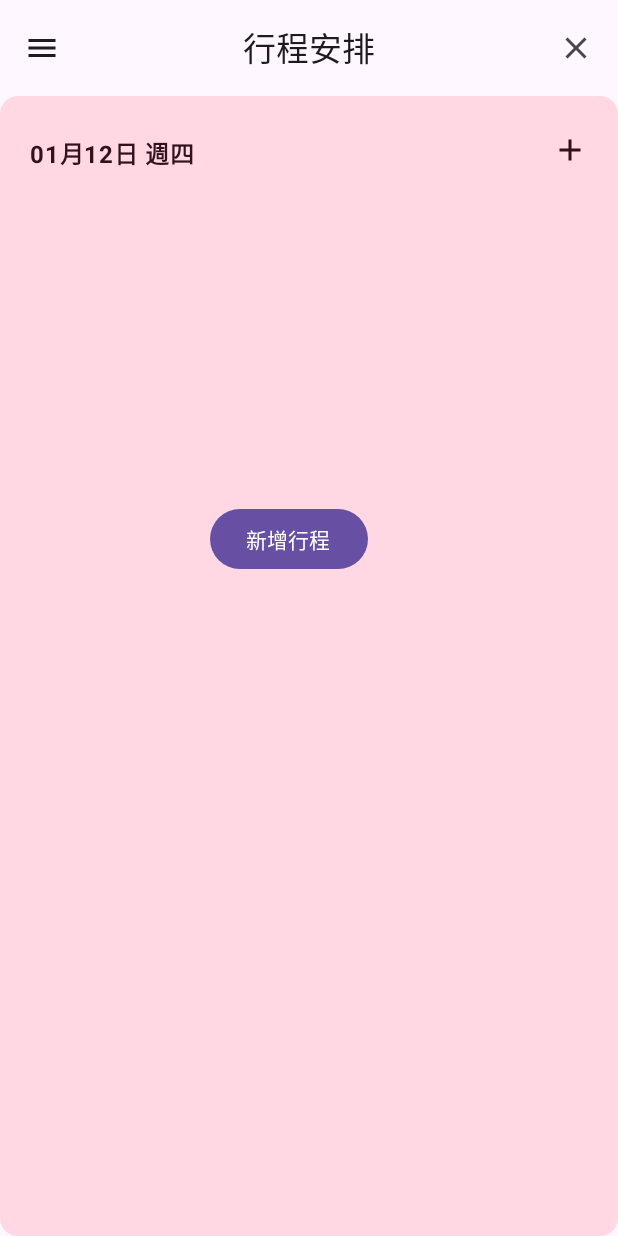
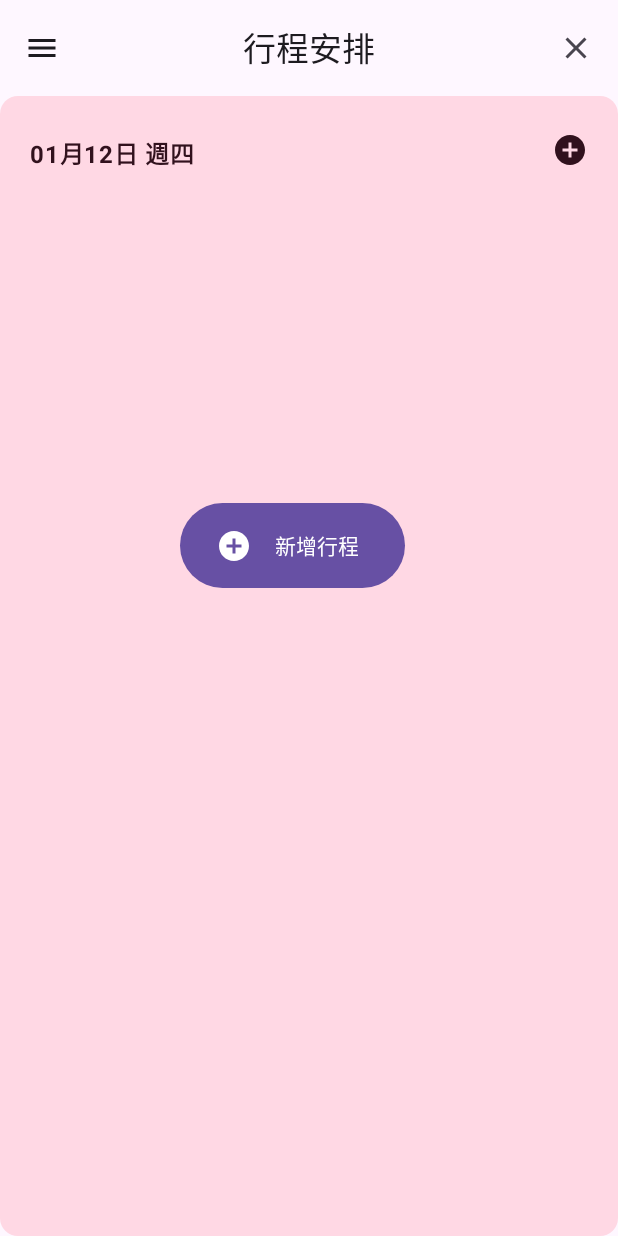
Before and after one commit to ez945y/MSchedule, an Android app built with Jetpack Compose: the screen it shows after launch (MainActivity), after a tap on "12", on a phone screen of 412 x 824 dp. Run offline under Robolectric (Android 15) with nearby library versions, the phone set to English and light mode, and no system bars; our stand-ins replace Dagger/Hilt's generated code, accompanist.

Commit message:
write calendar fun and and guestrue control month

```diff
--- a/app/src/main/java/com/example/mschedule/MainActivity.kt
+++ b/app/src/main/java/com/example/mschedule/MainActivity.kt
@@ -69,7 +69,6 @@ class MainActivity : ComponentActivity() {
                         ) {
                             composable(route = DrawerScreens.Main.route) {
                                 MainScreen(
-                                    onAddScheduleClick = {navController.navigate("Add")},
                                     navController = navController,
                                     openDrawer = {
                                         openDrawer()
@@ -107,7 +106,6 @@ class MainActivity : ComponentActivity() {
                             }
                             composable(DrawerScreens.Help.route) {
                                 Help(
-                                    navController = navController
                                 )
                             }
                             composable(DrawerScreens.Day.route+"/{dateID}") { backStackEntry ->
--- a/app/src/main/java/com/example/mschedule/entity/DB.kt
+++ b/app/src/main/java/com/example/mschedule/entity/DB.kt
@@ -114,6 +114,17 @@ fun db_delete(id:Int, context: Context) {
     wdb.execSQL("DELETE FROM itemList WHERE itemList._ID = $id;")
 }
 
+fun db_Check(date: LocalDate, context: Context):Boolean {
+    val dbHelper = FeedReaderDbHelper(context)
+    val rdb = dbHelper.readableDatabase
+    val c: Cursor =
+        rdb.rawQuery("SELECT * FROM itemList WHERE itemList.startTime ='$date'", //WHERE $date >= itemList.startTime AND $date <= itemList.startTime
+            null)
+    if (c.count > 0){
+        return true
+    }
+    return false
+}
 fun db_Select(date: LocalDate, context: Context) {
     val dbHelper = FeedReaderDbHelper(context)
     val rdb = dbHelper.readableDatabase
--- a/app/src/main/java/com/example/mschedule/entity/Month.kt
+++ b/app/src/main/java/com/example/mschedule/entity/Month.kt
@@ -8,4 +8,68 @@ data class Month(
         listOf("22", "23", "24", "25", "26", "27", "28"),
         listOf("29", "30", "31", "1", "2", "3", "4"),
     ),
+    val m2: List<List<String>> = listOf(
+        listOf("29", "30", "31", "1", "2", "3", "4"),
+        listOf("5", "6", "7", "8", "9", "10", "11"),
+        listOf("12", "13", "14", "15", "16", "17", "18"),
+        listOf("19", "20", "21", "22", "23", "24", "25"),
+        listOf("26", "27", "28", "1", "2", "3", "4"),
+    ),
 )
+
+class Months() : ArrayList<ArrayList<String>>() {
+    private val ms: Map<Int, Int> = mapOf(0 to 35,1 to 31,
+        2 to 28,
+        3 to 31,
+        4 to 30,
+        5 to 31,
+        6 to 30,
+        7 to 31,
+        8 to 31,
+        9 to 30,
+        10 to 31,
+        11 to 30,
+        12 to 31)
+    fun addMoon(moon: Int):Int{
+        var res = 0
+        for(i in 0 .. moon){
+            res += ms[i]!!
+        }
+        return res
+    }
+    fun getMoon(moon: Int): ArrayList<ArrayList<String>> {
+
+        var sm = arrayListOf<ArrayList<String>>()
+        var sw = arrayListOf<String>()
+
+        val a = addMoon(moon-1) % 7
+        val pre = ms[moon - 1]!! - a + 1
+            for (i in pre..ms[moon - 1]!!) {
+                sw.add(i.toString())
+            }
+            for (i in 1..(7-a)) {
+                sw.add(i.toString())
+            }
+
+
+        sm.add(sw.clone() as ArrayList<String>)
+        sw.clear()
+
+        for (i in ((7-a) + 1)..ms[moon]!!) { //ms[moon]!!
+            sw.add(i.toString())
+            if (sw.size % 7 == 0) {
+                sm.add(sw.clone() as ArrayList<String>)
+                sw.clear()
+            }
+        }
+
+        if (sw.size != 0) {
+            for (i in 1..(7 - sw.size)) {
+                sw.add(i.toString())
+            }
+            sm.add(sw)
+        }
+
+        return sm
+    }
+}
--- a/app/src/main/java/com/example/mschedule/screen/Add.kt
+++ b/app/src/main/java/com/example/mschedule/screen/Add.kt
@@ -177,7 +177,7 @@ fun AddScreen(
                             TextField(
                                 value = info.value,
                                 onValueChange = { info.value = it },
-                                placeholder={ Text(text="$placeholder[idx]")},
+                                placeholder={ Text(text=placeholder[idx])},
                                 textStyle = MaterialTheme.typography.titleSmall,
                             )
 
--- a/app/src/main/java/com/example/mschedule/screen/DayScreen.kt
+++ b/app/src/main/java/com/example/mschedule/screen/DayScreen.kt
@@ -9,12 +9,14 @@ import androidx.compose.material.icons.Icons
 import androidx.compose.material.icons.filled.Delete
 import androidx.compose.material.icons.filled.Edit
 import androidx.compose.material.icons.outlined.Add
+import androidx.compose.material.icons.outlined.AddCircle
 import androidx.compose.material3.*
 import androidx.compose.runtime.Composable
 import androidx.compose.runtime.mutableStateOf
 import androidx.compose.runtime.remember
 import androidx.compose.ui.Alignment
 import androidx.compose.ui.Modifier
+import androidx.compose.ui.modifier.modifierLocalConsumer
 import androidx.compose.ui.platform.LocalContext
 import androidx.compose.ui.text.font.FontWeight
 import androidx.compose.ui.text.style.TextAlign
@@ -80,7 +82,7 @@ fun DayScreen(
                                 })
                             }
                     )
-                    Icon(Icons.Outlined.Add,
+                    Icon(Icons.Outlined.AddCircle,
                         contentDescription = null,
                         modifier = Modifier
                             .padding(end = 20.dp)
@@ -88,9 +90,12 @@ fun DayScreen(
                 }
                 if (scheduleList.isEmpty()) {
                     Button(modifier = Modifier
-                        .padding(top = 200.dp, start = 140.dp),
+                        .padding(top = 200.dp, start = 120.dp),
                         onClick = { navController.navigate("Add/$dateId") }) {
-                        Text("新增行程")
+                        Icon(Icons.Outlined.AddCircle,
+                            contentDescription = null,
+                        modifier = Modifier.padding(end = 15.dp))
+                        Text("新增行程",modifier = Modifier.padding(end = 5.dp).padding(vertical = 10.dp))
                     }
                 } else {
                     Divider(color = MaterialTheme.colorScheme.secondary,
@@ -124,7 +129,7 @@ fun ScheduleItemDisplay(schedule: ScheduleItem, navController: NavController,con
             verticalAlignment = Alignment.CenterVertically,
         ) {
             Text(
-                text = "$schedule.title.value",
+                text = schedule.title.value,
                 textAlign = TextAlign.Center,
                 modifier = Modifier.padding(start = 20.dp),
             )
--- a/app/src/main/java/com/example/mschedule/screen/Drawer.kt
+++ b/app/src/main/java/com/example/mschedule/screen/Drawer.kt
@@ -13,14 +13,14 @@ import androidx.compose.ui.text.style.TextAlign
 import androidx.compose.ui.unit.dp
 
 sealed class DrawerScreens(val title: String, val route: String) {
-    object Main : DrawerScreens("Main", "Main")
+    object Main : DrawerScreens("行事曆", "Main")
     object Add : DrawerScreens("Add", "Add")
     object Edit : DrawerScreens("Edit", "Edit")
-    object Home : DrawerScreens("Home", "home")
-    object Account : DrawerScreens("Account", "account")
-    object Help : DrawerScreens("Help", "help")
+    object Home : DrawerScreens("測試", "home")
+    object Account : DrawerScreens("會員", "account")
+    object Help : DrawerScreens("幫助", "help")
     object Day : DrawerScreens("Day", "Day")
-    object Login : DrawerScreens("Login", "Login")
+    object Login : DrawerScreens("會員", "Login")
     object Register : DrawerScreens("Register", "Register")
 }
 
--- a/app/src/main/java/com/example/mschedule/screen/MScaffold.kt
+++ b/app/src/main/java/com/example/mschedule/screen/MScaffold.kt
@@ -13,9 +13,9 @@ import androidx.compose.ui.unit.dp
 @OptIn(ExperimentalMaterial3Api::class)
 @Composable
 fun MTopBar(
-    title:String,
+    title: String,
     onSearchBarClick: () -> Unit,
-    icon:String="s",
+    icon: String = "s",
     onButtonClicked: () -> Unit,
 ) {
     CenterAlignedTopAppBar(
@@ -42,13 +42,13 @@ fun MTopBar(
 }
 
 @Composable
-fun MBottomBar() {
+fun MBottomBar(onAddScheduleClick:()->Unit) {
     BottomAppBar {
         IconButton(onClick = { /*TODO*/ }, modifier = Modifier.weight(1f)) {
             Icon(Icons.Filled.Edit, null)
         }
-        IconButton(onClick = { /*TODO*/ }, modifier = Modifier.weight(1f)) {
-            Icon(Icons.Filled.Build, null)
+        IconButton(onClick = { onAddScheduleClick()}, modifier = Modifier.weight(1f)) {
+            Icon(Icons.Filled.Add, null)
         }
         IconButton(onClick = { /*TODO*/ }, modifier = Modifier.weight(1f)) {
             Icon(Icons.Filled.Share, null)
--- a/app/src/main/java/com/example/mschedule/screen/MainScreen.kt
+++ b/app/src/main/java/com/example/mschedule/screen/MainScreen.kt
@@ -5,6 +5,9 @@ import android.content.Context
 import android.os.Build
 import androidx.annotation.RequiresApi
 import androidx.compose.foundation.clickable
+import androidx.compose.foundation.gestures.Orientation
+import androidx.compose.foundation.gestures.rememberScrollableState
+import androidx.compose.foundation.gestures.scrollable
 import androidx.compose.foundation.layout.*
 import androidx.compose.foundation.lazy.LazyColumn
 import androidx.compose.foundation.lazy.LazyRow
@@ -28,6 +31,7 @@ import com.example.mschedule.entity.*
 import com.example.mschedule.ui.theme.MScheduleTheme
 import com.google.accompanist.systemuicontroller.rememberSystemUiController
 import java.time.LocalDate
+import java.time.ZoneId
 import java.time.format.DateTimeFormatter
 import java.util.*
 
@@ -53,26 +57,49 @@ fun datePicker(
 @OptIn(ExperimentalMaterial3Api::class)
 @Composable
 fun MainScreen(
-    onAddScheduleClick: () -> Unit,
-    navController:NavController,
+    navController: NavController,
     openDrawer: () -> Unit,
 ) {
     val localDate = remember { mutableStateOf(LocalDate.now()) }
     val formatter = DateTimeFormatter.ofPattern("yyyy年MM月", Locale.TAIWAN)
+    val formatterMonth = DateTimeFormatter.ofPattern("MM", Locale.TAIWAN)
     val context = LocalContext.current
     val textState = remember { mutableStateOf(TextFieldValue("")) }
     var showAlertDialog by remember { mutableStateOf(false) }
     val systemUiController = rememberSystemUiController() //設定導航欄透明色
     val year = "2023"
-    val moon = "1"
+    val monthNum = remember {
+        mutableStateOf(localDate.value.format(formatterMonth).toInt())
+    }
+    val months = Months()
+    val month = months.getMoon(monthNum.value)
+
+    val horizontalCount = remember {
+        mutableStateOf(0.0)
+    }
+    val state = rememberScrollableState {
+        horizontalCount.value += it
+        if(horizontalCount.value<-400.0 && monthNum.value<12){
+            monthNum.value+=1
+            horizontalCount.value = 0.0
+
+        }
+        if(horizontalCount.value>400.0 && monthNum.value>1){
+            monthNum.value-=1
+            horizontalCount.value = 0.0
+        }
+        it
+    }
     systemUiController.setNavigationBarColor(Color.Transparent, darkIcons = false)
     Scaffold(
         topBar = {
             if (showAlertDialog) {
                 textState.value = TextFieldValue("")
                 Column {
-                    Card(colors =CardDefaults.cardColors(containerColor = MaterialTheme.colorScheme.surfaceVariant)) {
-                        Spacer(modifier = Modifier.fillMaxWidth().size(0.dp,37.dp))
+                    Card(colors = CardDefaults.cardColors(containerColor = MaterialTheme.colorScheme.surfaceVariant)) {
+                        Spacer(modifier = Modifier
+                            .fillMaxWidth()
+                            .size(0.dp, 37.dp))
                     }
                     SearchScreen(textState) { showAlertDialog = false }
                 }
@@ -80,13 +107,12 @@ fun MainScreen(
                 MTopBar("日常", { showAlertDialog = true }, "s", openDrawer)
             }
         },
-        floatingActionButton = {
-            FloatingActionButton(onClick = { onAddScheduleClick() }, content = {
-                Icon(Icons.Filled.Add, null)
+        bottomBar = {
+            MBottomBar(onAddScheduleClick = {
+                navController.navigate("Add/${
+                    localDate.value.format(DateTimeFormatter.ofPattern("yyyy-MM-dd"))
+                }")
             })
-        },
-        bottomBar = {
-            MBottomBar()
         },
     ) { contentPadding ->
         Box(modifier = Modifier
@@ -110,7 +136,7 @@ fun MainScreen(
                         Icon(Icons.Filled.ArrowBack,
                             modifier = Modifier.clickable {},
                             contentDescription = null)
-                        Text(text = localDate.value.format(formatter),
+                        Text(text = "2023年 ${monthNum.value} 月",
                             textAlign = TextAlign.Center,
                             modifier = Modifier
                                 .padding(start = 30.dp, end = 30.dp)
@@ -132,37 +158,20 @@ fun MainScreen(
                         .padding(horizontal = 18.dp))
                 WeekItem()
                 //日曆
-                val months = Month()
-                Box {
-                    LazyColumn(modifier = Modifier.padding(horizontal = 8.dp)) {
-                        items(months.m) { m ->
+
+                LazyColumn(modifier = Modifier.padding(horizontal = 8.dp).scrollable(
+                    state = state, orientation = Orientation.Horizontal,
+                )) {
+                    items(month) { m ->
                         Divider(color = MaterialTheme.colorScheme.secondary,
                             thickness = 1.dp,
                             modifier = Modifier
                                 .padding(top = 4.dp)
                                 .padding(horizontal = 8.dp))
-                            DateItem(m, navController,year,moon)
+                        DateItem(m, navController, year, monthNum.value.toString(), context)
                     }
                 }
                 /*
-                    Card(modifier = Modifier.padding(start = 130.dp, top = 140.dp),
-                        border = BorderStroke(1.dp, Color.Black),
-                        colors = CardDefaults.cardColors(containerColor = MaterialTheme.colorScheme.tertiaryContainer)
-                    ) {
-                        Text("${scheduleList[0].title.value}",
-                            textAlign = TextAlign.Center,
-                            modifier = Modifier.size(80.dp,30.dp).clickable {navController.navigate("Edit"+"/"+"${scheduleList[0].id}") })
-                    }
-                    Card(modifier = Modifier.padding(top = 45.dp, start = 65.dp, end = 65.dp),
-                        border = BorderStroke(1.dp, Color.Black),
-                        colors = CardDefaults.cardColors(containerColor = MaterialTheme.colorScheme.errorContainer)
-                    ) {
-                        Text("${scheduleList[1].title.value}",
-                            textAlign = TextAlign.Center,
-                            modifier = Modifier
-                                .fillMaxWidth()
-                                .clickable {navController.navigate("Edit"+"/"+"${scheduleList[1].id}") })
-                    }
                 Card(modifier = Modifier.padding(top = 320.dp, start = 165.dp, end = 65.dp),
                     border = BorderStroke(1.dp, Color.Black),
                     colors = CardDefaults.cardColors(containerColor = MaterialTheme.colorScheme.errorContainer)
@@ -175,7 +184,6 @@ fun MainScreen(
                 }
                  */
 
-                }
                 Divider(color = MaterialTheme.colorScheme.secondary,
                     thickness = 1.dp,
                     modifier = Modifier
@@ -221,9 +229,10 @@ fun WeekItem(
 @Composable
 fun DateItem(
     week: List<String>,
-    navController:NavController,
-    year:String,
-    moon:String,
+    navController: NavController,
+    year: String,
+    month: String,
+    context: Context,
 ) {
     Card {
         LazyRow(modifier = Modifier
@@ -233,7 +242,7 @@ fun DateItem(
             verticalAlignment = Alignment.CenterVertically) {
             itemsIndexed(week) { idx, date ->
                 Column(horizontalAlignment = Alignment.CenterHorizontally,
-                    modifier = Modifier.clickable {navController.navigate("Day/$year-$moon-$date")  }) {
+                    modifier = Modifier.clickable { navController.navigate("Day/$year-$month-$date") }) {
                     Text(
                         text = date,
                         textAlign = TextAlign.Center,
@@ -245,7 +254,14 @@ fun DateItem(
                         }
                     )
                     Column {
-                        Box(modifier = Modifier.size(40.dp, 56.dp))
+                        Box(modifier = Modifier.size(40.dp, 56.dp),
+                            contentAlignment = Alignment.Center) {
+                            if (db_Check(sdf.parse("$year-$month-$date").toInstant().atZone(
+                                    ZoneId.systemDefault()).toLocalDate(), context)
+                            ) {
+                                Icon(Icons.Filled.Done, null)
+                            }
+                        }
                     }
 
                 }
@@ -261,7 +277,6 @@ fun MainPreview() {
     MScheduleTheme {
         Surface {
             MainScreen(
-                onAddScheduleClick = { /*TODO*/ },
                 navController = rememberNavController(),
             ) {
             }
```
Also changed, not shown: app/src/main/java/com/example/mschedule/screen/Pages.kt (+99 -48 lines). Lines whose indentation alone changed are shown as unchanged.
